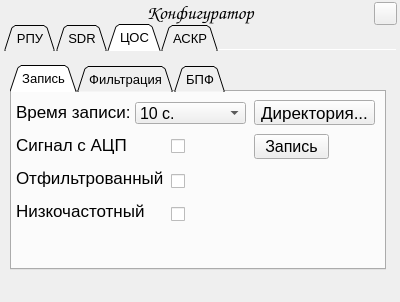
Old version of the form config_manager.ui in the repository FeZar97/DK.
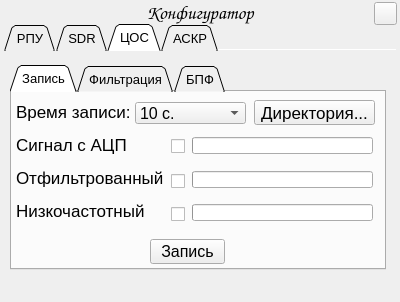
New version of the form. The open tabs and pages were chosen to show the change. Icons and pictures are not drawn.

```diff
--- a/config_manager.ui
+++ b/config_manager.ui
@@ -1786,8 +1786,8 @@
        <widget class="QPushButton" name="RecordButton">
         <property name="geometry">
          <rect>
-          <x>242</x>
-          <y>42</y>
+          <x>138</x>
+          <y>147</y>
           <width>75</width>
           <height>25</height>
          </rect>
@@ -1801,6 +1801,54 @@
          <string>Запись</string>
         </property>
        </widget>
+       <widget class="QProgressBar" name="ADCBar">
+        <property name="geometry">
+         <rect>
+          <x>180</x>
+          <y>45</y>
+          <width>181</width>
+          <height>17</height>
+         </rect>
+        </property>
+        <property name="value">
+         <number>0</number>
+        </property>
+        <property name="textVisible">
+         <bool>false</bool>
+        </property>
+       </widget>
+       <widget class="QProgressBar" name="FltBar">
+        <property name="geometry">
+         <rect>
+          <x>180</x>
+          <y>79</y>
+          <width>181</width>
+          <height>17</height>
+         </rect>
+        </property>
+        <property name="value">
+         <number>0</number>
+        </property>
+        <property name="textVisible">
+         <bool>false</bool>
+        </property>
+       </widget>
+       <widget class="QProgressBar" name="RealBar">
+        <property name="geometry">
+         <rect>
+          <x>180</x>
+          <y>112</y>
+          <width>181</width>
+          <height>17</height>
+         </rect>
+        </property>
+        <property name="value">
+         <number>0</number>
+        </property>
+        <property name="textVisible">
+         <bool>false</bool>
+        </property>
+       </widget>
       </widget>
       <widget class="QWidget" name="FiltrationTab">
        <attribute name="title">
```
Left out of the diff: 34 changed lines with no effect on the pictures.
